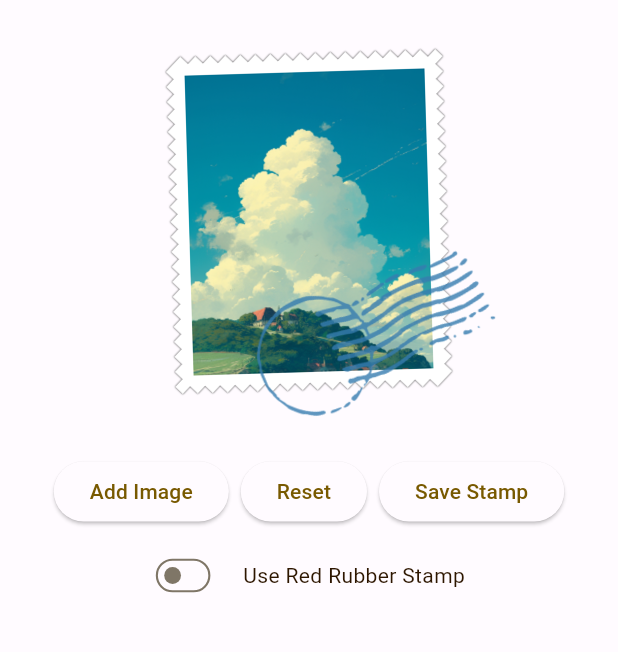
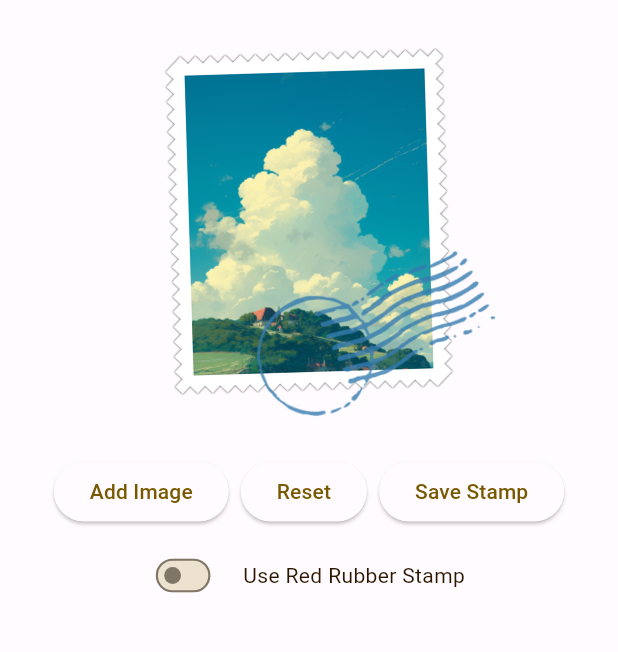
Before and after one commit to Nyaacinth/PostageStampMaker.aka.PSM, a Flutter app: the screen it shows after launch, on a phone screen of 412 x 824 dp, the part 347-999 px from its top. Run offline on Flutter 3.47's test engine with Material 3 defaults, Android fonts, the phone set to English and light mode, and no system bars; drawn by our look-alikes of screenshot; our stand-ins replace image_picker; missing offline and left inert: image_downloader_web.

Commit message:
Update SDK

```diff
--- a/lib/color_schemes.dart
+++ b/lib/color_schemes.dart
@@ -18,11 +18,9 @@ const lightColorScheme = ColorScheme(
   errorContainer: Color(0xFFFFDAD6),
   onError: Color(0xFFFFFFFF),
   onErrorContainer: Color(0xFF410002),
-  background: Color(0xFFFFFBFF),
-  onBackground: Color(0xFF2D1600),
   surface: Color(0xFFFFFBFF),
   onSurface: Color(0xFF2D1600),
-  surfaceVariant: Color(0xFFEDE1CF),
+  surfaceContainerHighest: Color(0xFFEDE1CF),
   onSurfaceVariant: Color(0xFF4D4639),
   outline: Color(0xFF7F7667),
   onInverseSurface: Color(0xFFFFEEE1),
@@ -52,11 +50,9 @@ const darkColorScheme = ColorScheme(
   errorContainer: Color(0xFF93000A),
   onError: Color(0xFF690005),
   onErrorContainer: Color(0xFFFFDAD6),
-  background: Color(0xFF2D1600),
-  onBackground: Color(0xFFFFDCC0),
   surface: Color(0xFF2D1600),
   onSurface: Color(0xFFFFDCC0),
-  surfaceVariant: Color(0xFF4D4639),
+  surfaceContainerHighest: Color(0xFF4D4639),
   onSurfaceVariant: Color(0xFFD0C5B4),
   outline: Color(0xFF998F80),
   onInverseSurface: Color(0xFF2D1600),
```
Also changed, not shown: pubspec.lock.
